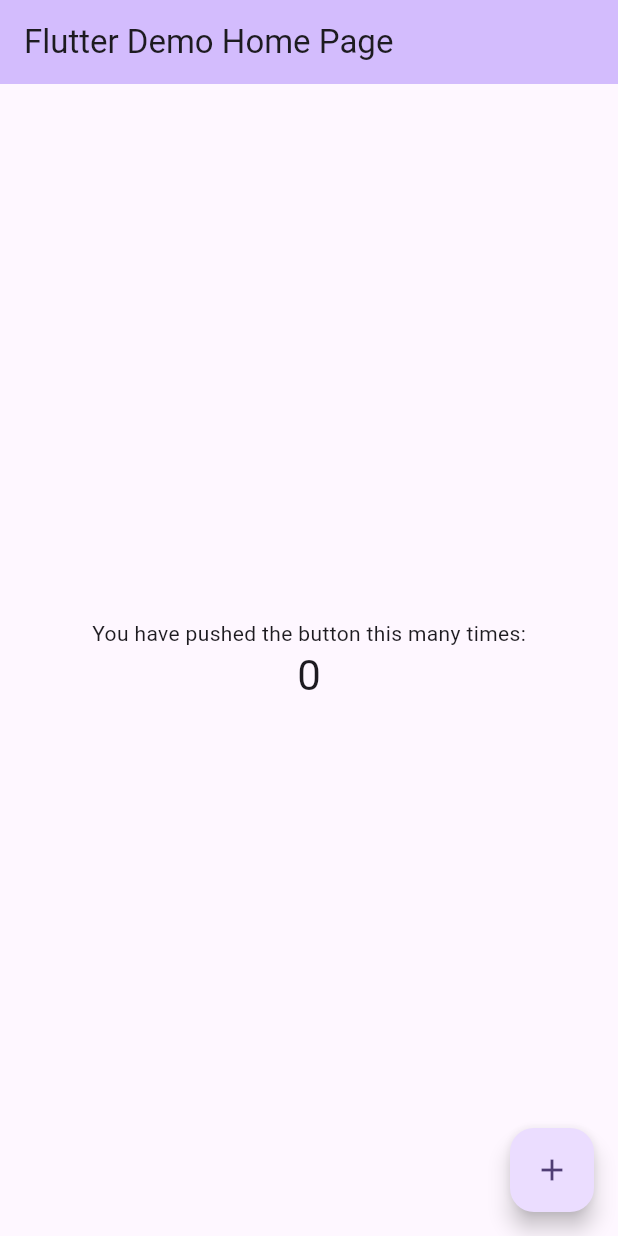
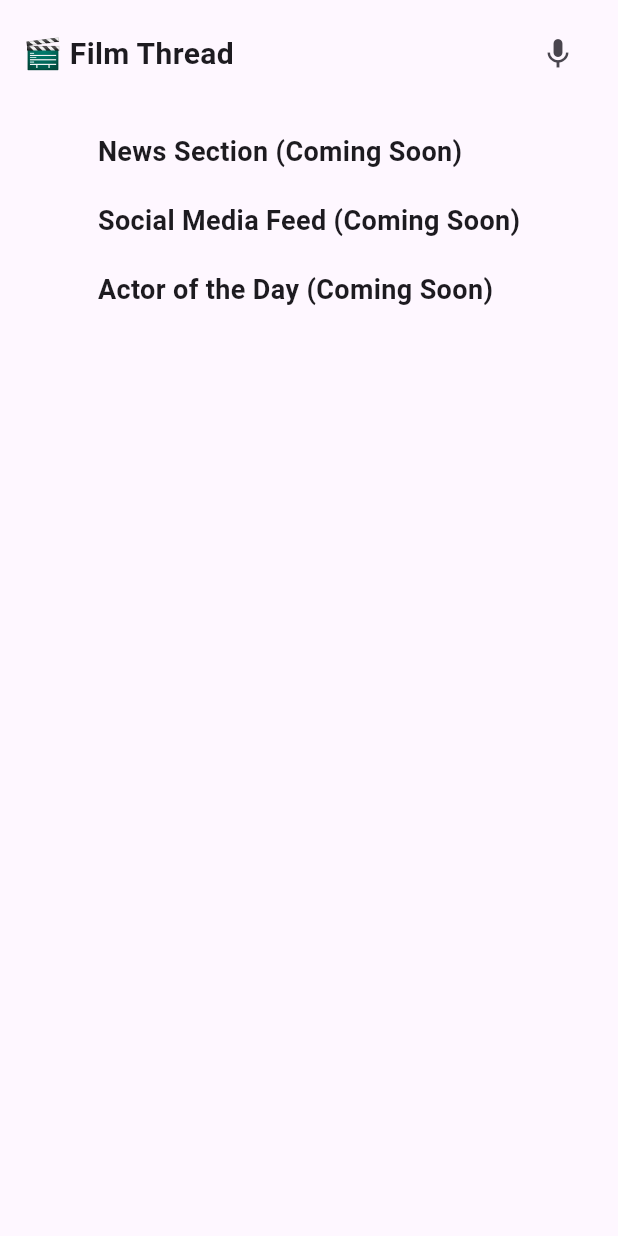
Before and after one commit to Gavin-P-Smith/film_thread, a Flutter app: the screen it shows after launch, on a phone screen of 412 x 824 dp. Run offline on Flutter 3.47's test engine with Material 3 defaults, Android fonts, the phone set to English and light mode, and no system bars.

Commit message:
🎬 Integrated TMDb actor search and cleaned up UI code

```diff
--- a/lib/main.dart
+++ b/lib/main.dart
@@ -1,4 +1,5 @@
 import 'package:flutter/material.dart';
+import 'screens/landing_page.dart'; // <- important: must match your file
 
 void main() {
   runApp(const MyApp());
@@ -7,116 +8,16 @@ void main() {
 class MyApp extends StatelessWidget {
   const MyApp({super.key});
 
-  // This widget is the root of your application.
   @override
   Widget build(BuildContext context) {
     return MaterialApp(
-      title: 'Flutter Demo',
+      title: 'Film Thread',
+      debugShowCheckedModeBanner: false,
       theme: ThemeData(
-        // This is the theme of your application.
-        //
-        // TRY THIS: Try running your application with "flutter run". You'll see
-        // the application has a purple toolbar. Then, without quitting the app,
-        // try changing the seedColor in the colorScheme below to Colors.green
-        // and then invoke "hot reload" (save your changes or press the "hot
-        // reload" button in a Flutter-supported IDE, or press "r" if you used
-        // the command line to start the app).
-        //
-        // Notice that the counter didn't reset back to zero; the application
-        // state is not lost during the reload. To reset the state, use hot
-        // restart instead.
-        //
-        // This works for code too, not just values: Most code changes can be
-        // tested with just a hot reload.
         colorScheme: ColorScheme.fromSeed(seedColor: Colors.deepPurple),
+        useMaterial3: true,
       ),
-      home: const MyHomePage(title: 'Flutter Demo Home Page'),
+      home: const LandingPage(), // <- this must say LandingPage()
     );
   }
 }
-
-class MyHomePage extends StatefulWidget {
-  const MyHomePage({super.key, required this.title});
-
-  // This widget is the home page of your application. It is stateful, meaning
-  // that it has a State object (defined below) that contains fields that affect
-  // how it looks.
-
-  // This class is the configuration for the state. It holds the values (in this
-  // case the title) provided by the parent (in this case the App widget) and
-  // used by the build method of the State. Fields in a Widget subclass are
-  // always marked "final".
-
-  final String title;
-
-  @override
-  State<MyHomePage> createState() => _MyHomePageState();
-}
-
-class _MyHomePageState extends State<MyHomePage> {
-  int _counter = 0;
-
-  void _incrementCounter() {
-    setState(() {
-      // This call to setState tells the Flutter framework that something has
-      // changed in this State, which causes it to rerun the build method below
-      // so that the display can reflect the updated values. If we changed
-      // _counter without calling setState(), then the build method would not be
-      // called again, and so nothing would appear to happen.
-      _counter++;
-    });
-  }
-
-  @override
-  Widget build(BuildContext context) {
-    // This method is rerun every time setState is called, for instance as done
-    // by the _incrementCounter method above.
-    //
-    // The Flutter framework has been optimized to make rerunning build methods
-    // fast, so that you can just rebuild anything that needs updating rather
-    // than having to individually change instances of widgets.
-    return Scaffold(
-      appBar: AppBar(
-        // TRY THIS: Try changing the color here to a specific color (to
-        // Colors.amber, perhaps?) and trigger a hot reload to see the AppBar
-        // change color while the other colors stay the same.
-        backgroundColor: Theme.of(context).colorScheme.inversePrimary,
-        // Here we take the value from the MyHomePage object that was created by
-        // the App.build method, and use it to set our appbar title.
-        title: Text(widget.title),
-      ),
-      body: Center(
-        // Center is a layout widget. It takes a single child and positions it
-        // in the middle of the parent.
-        child: Column(
-          // Column is also a layout widget. It takes a list of children and
-          // arranges them vertically. By default, it sizes itself to fit its
-          // children horizontally, and tries to be as tall as its parent.
-          //
-          // Column has various properties to control how it sizes itself and
-          // how it positions its children. Here we use mainAxisAlignment to
-          // center the children vertically; the main axis here is the vertical
-          // axis because Columns are vertical (the cross axis would be
-          // horizontal).
-          //
-          // TRY THIS: Invoke "debug painting" (choose the "Toggle Debug Paint"
-          // action in the IDE, or press "p" in the console), to see the
-          // wireframe for each widget.
-          mainAxisAlignment: MainAxisAlignment.center,
-          children: <Widget>[
-            const Text('You have pushed the button this many times:'),
-            Text(
-              '$_counter',
-              style: Theme.of(context).textTheme.headlineMedium,
-            ),
-          ],
-        ),
-      ),
-      floatingActionButton: FloatingActionButton(
-        onPressed: _incrementCounter,
-        tooltip: 'Increment',
-        child: const Icon(Icons.add),
-      ), // This trailing comma makes auto-formatting nicer for build methods.
-    );
-  }
-}
--- /dev/null
+++ b/lib/screens/landing_page.dart
@@ -0,0 +1,61 @@
+import 'package:flutter/material.dart';
+import 'result_page.dart'; // Add this import
+
+class LandingPage extends StatelessWidget {
+  const LandingPage({super.key});
+
+  @override
+  Widget build(BuildContext context) {
+    return Scaffold(
+      body: SafeArea(
+        child: Column(
+          children: [
+            Padding(
+              padding: const EdgeInsets.symmetric(horizontal: 16.0, vertical: 12),
+              child: Row(
+                mainAxisAlignment: MainAxisAlignment.spaceBetween,
+                children: [
+                  const Text(
+                    '🎬 Film Thread',
+                    style: TextStyle(
+                      fontSize: 20,
+                      fontWeight: FontWeight.bold,
+                    ),
+                  ),
+                  IconButton(
+                    icon: const Icon(Icons.mic),
+                    onPressed: () {
+                      // Simulate listening and navigate
+                      Navigator.push(
+                        context,
+                        MaterialPageRoute(
+                          builder: (context) => const ResultPage(),
+                        ),
+                      );
+                    },
+                  ),
+                ],
+              ),
+            ),
+            // (Scroll content remains unchanged...)
+            Expanded(
+              child: SingleChildScrollView(
+                padding: const EdgeInsets.all(16),
+                child: Column(
+                  crossAxisAlignment: CrossAxisAlignment.start,
+                  children: const [
+                    Text('News Section (Coming Soon)', style: TextStyle(fontSize: 18, fontWeight: FontWeight.w600)),
+                    SizedBox(height: 20),
+                    Text('Social Media Feed (Coming Soon)', style: TextStyle(fontSize: 18, fontWeight: FontWeight.w600)),
+                    SizedBox(height: 20),
+                    Text('Actor of the Day (Coming Soon)', style: TextStyle(fontSize: 18, fontWeight: FontWeight.w600)),
+                  ],
+                ),
+              ),
+            ),
+          ],
+        ),
+      ),
+    );
+  }
+}
```
Also changed, not shown: lib/screens/actor_page.dart (added, +77 -0 lines), lib/screens/result_page.dart (added, +96 -0 lines), lib/services/tmdb_service.dart (added, +31 -0 lines), pubspec.yaml (+3 -71 lines), pubspec.lock, 1 other file.
